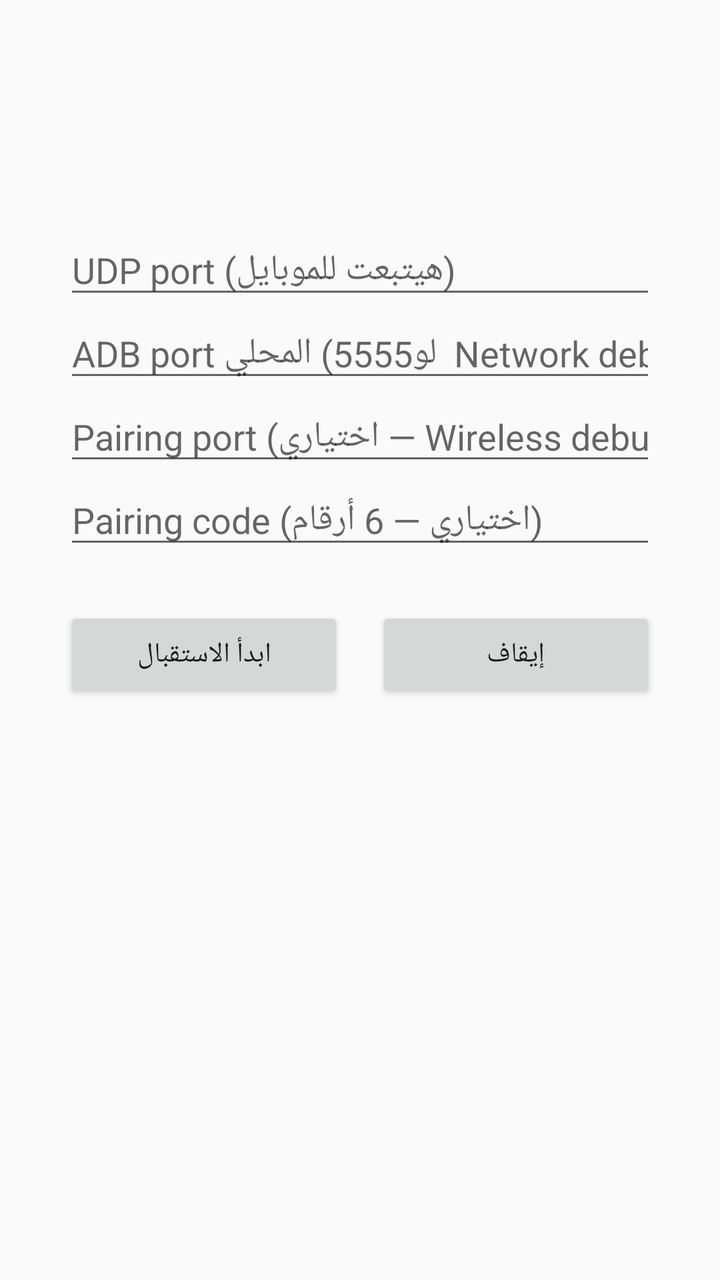
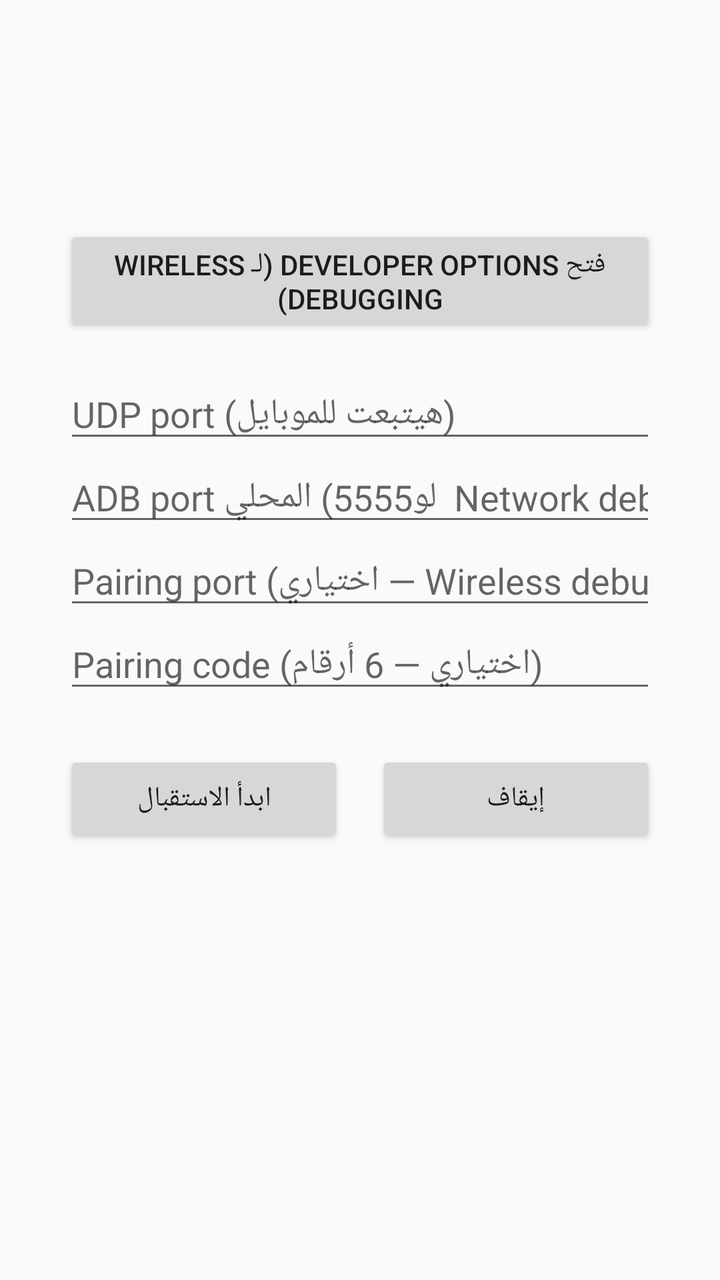

Screens rendered from an Android XML layout before and after an edit, with the pre-edit source and the edit as a unified diff.
<!-- AndroidManifest.xml: application theme Theme.WifiGameReceiver -->
<!-- res/layout/activity_main.xml -->
<?xml version="1.0" encoding="utf-8"?>
<LinearLayout xmlns:android="http://schemas.android.com/apk/res/android"
    android:layout_width="match_parent"
    android:layout_height="match_parent"
    android:orientation="vertical"
    android:padding="32dp">

    <TextView
        android:id="@+id/ipText"
        android:layout_width="wrap_content"
        android:layout_height="wrap_content"
        android:textSize="20sp"
        android:layout_marginBottom="8dp" />

    <TextView
        android:id="@+id/statusText"
        android:layout_width="wrap_content"
        android:layout_height="wrap_content"
        android:textSize="16sp"
        android:layout_marginBottom="24dp" />

    <EditText
        android:id="@+id/udpPortInput"
        android:layout_width="match_parent"
        android:layout_height="wrap_content"
        android:inputType="number"
        android:hint="@string/udp_port_label" />

    <EditText
        android:id="@+id/adbPortInput"
        android:layout_width="match_parent"
        android:layout_height="wrap_content"
        android:inputType="number"
        android:hint="@string/adb_port_label" />

    <EditText
        android:id="@+id/pairPortInput"
        android:layout_width="match_parent"
        android:layout_height="wrap_content"
        android:inputType="number"
        android:hint="@string/pair_port_label" />

    <EditText
        android:id="@+id/pairCodeInput"
        android:layout_width="match_parent"
        android:layout_height="wrap_content"
        android:inputType="number"
        android:hint="@string/pair_code_label" />

    <LinearLayout
        android:layout_width="match_parent"
        android:layout_height="wrap_content"
        android:orientation="horizontal"
        android:layout_marginTop="24dp">

        <Button
            android:id="@+id/startButton"
            android:layout_width="0dp"
            android:layout_height="wrap_content"
            android:layout_weight="1"
            android:text="@string/start_button" />

        <Button
            android:id="@+id/stopButton"
            android:layout_width="0dp"
            android:layout_height="wrap_content"
            android:layout_weight="1"
            android:layout_marginStart="16dp"
            android:text="@string/stop_button" />

    </LinearLayout>

</LinearLayout>
<!-- resources referenced by this layout -->
<resources>
  <string name="adb_port_label">ADB port المحلي (5555 لو Network debugging الكلاسيكي)</string>
  <string name="pair_code_label">Pairing code (اختياري — 6 أرقام)</string>
  <string name="pair_port_label">Pairing port (اختياري — Wireless debugging بس)</string>
  <string name="start_button">ابدأ الاستقبال</string>
  <string name="stop_button">إيقاف</string>
  <string name="udp_port_label">UDP port (هيتبعت للموبايل)</string>
  <style name="Theme.WifiGameReceiver" parent="Theme.AppCompat.DayNight">
          <item name="colorPrimary">@color/colorPrimary</item>
          <item name="colorPrimaryDark">@color/colorPrimaryDark</item>
          <item name="colorAccent">@color/colorAccent</item>
      </style>
  <color name="colorPrimary">#1976D2</color>
  <color name="colorPrimaryDark">#0D47A1</color>
  <color name="colorAccent">#FF4081</color>
</resources>

<!-- the commit's change to res/layout/activity_main.xml (unified diff, before → after) -->
@@ -18,6 +18,13 @@
         android:layout_height="wrap_content"
         android:textSize="16sp"
         android:layout_marginBottom="24dp" />
+
+    <Button
+        android:id="@+id/openDevOptionsButton"
+        android:layout_width="match_parent"
+        android:layout_height="wrap_content"
+        android:layout_marginBottom="16dp"
+        android:text="@string/open_dev_options_button" />
 
     <EditText
         android:id="@+id/udpPortInput"
<!-- resource entries referenced after the edit -->
@@ -1,6 +1,7 @@
 <!-- resources referenced by this layout -->
 <resources>
   <string name="adb_port_label">ADB port المحلي (5555 لو Network debugging الكلاسيكي)</string>
+  <string name="open_dev_options_button">فتح Developer options (لـ Wireless debugging)</string>
   <string name="pair_code_label">Pairing code (اختياري — 6 أرقام)</string>
   <string name="pair_port_label">Pairing port (اختياري — Wireless debugging بس)</string>
   <string name="start_button">ابدأ الاستقبال</string>
